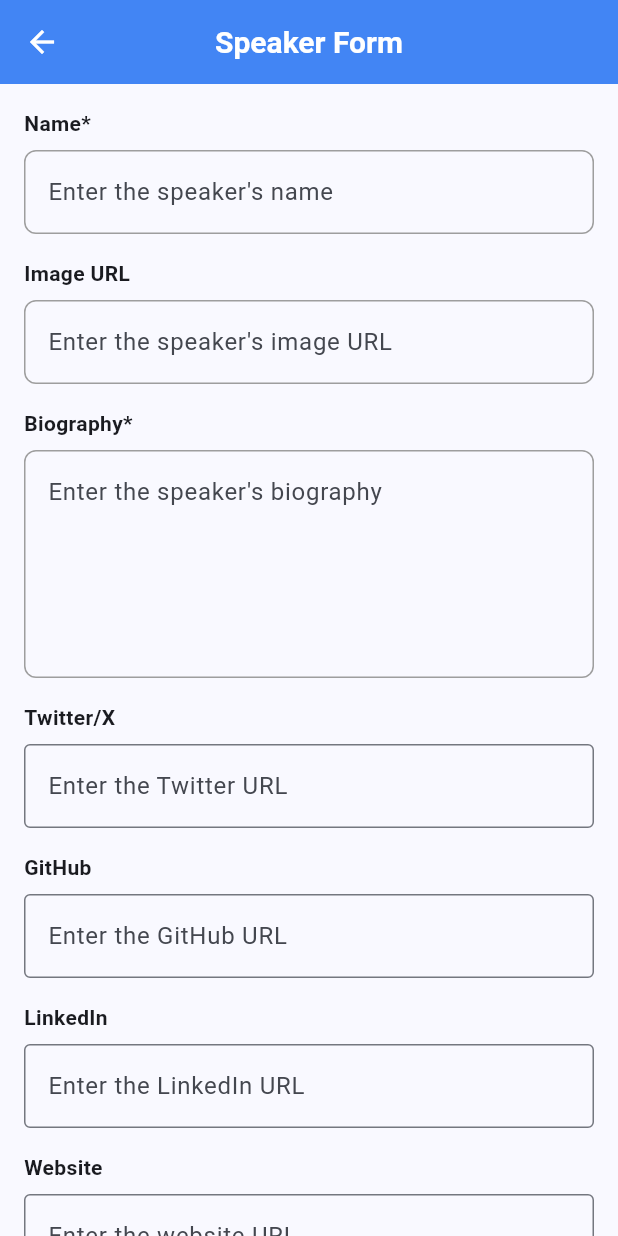
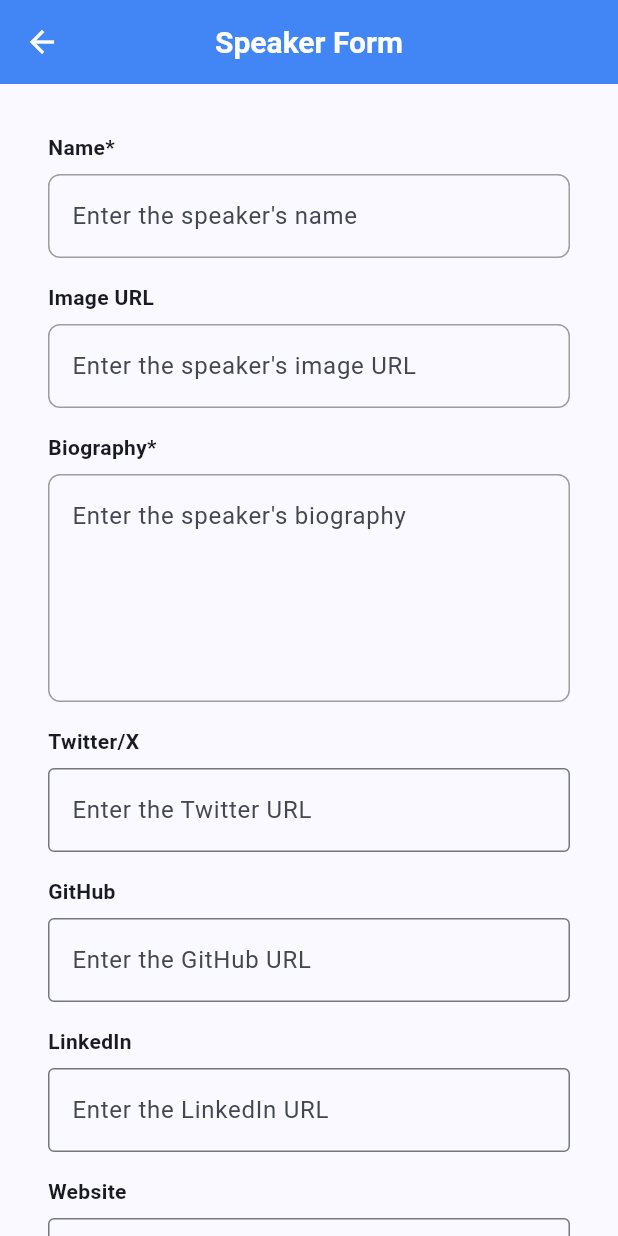
Before and after one commit to vicajilau/simple-event-cms, a Flutter app: the SpeakerFormScreen widget shown alone on an empty page, opened directly, on a phone screen of 412 x 824 dp. Run offline on Flutter 3.47's test engine with Material 3 defaults, Android fonts, the phone set to English and light mode, and no system bars; our stand-ins replace flutter_svg; project files that could hold a hidden picture were left out.

Commit message:
chore: add padding

```diff
--- a/lib/ui/screens/speaker_form_screen.dart
+++ b/lib/ui/screens/speaker_form_screen.dart
@@ -18,7 +18,9 @@ class _SpeakerFormScreenState extends State<SpeakerFormScreen> {
   Widget build(BuildContext context) {
     return FormScreenWrapper(
       pageTitle: AppLocalizations.of(context)?.speakerForm ?? '',
-      widgetFormChild: Form(
+      widgetFormChild: Padding(
+        padding: const EdgeInsets.all(16.0),
+        child: Form(
           key: _formKey,
           autovalidateMode: AutovalidateMode.onUserInteraction,
           child: Column(
@@ -70,7 +72,6 @@ class _SpeakerFormScreenState extends State<SpeakerFormScreen> {
                   },
                 ),
               ),
-
               SectionInputForm(
                 label: AppLocalizations.of(context)?.twitter ?? '',
                 childInput: TextFormField(
@@ -123,6 +124,7 @@ class _SpeakerFormScreenState extends State<SpeakerFormScreen> {
             ],
           ),
         ),
+      ),
     );
   }
 }
```
Lines whose indentation alone changed are shown as unchanged.
